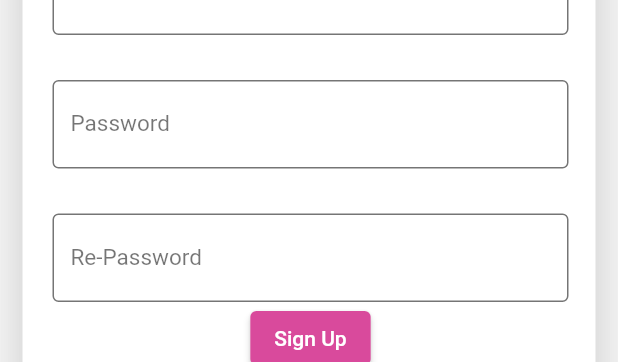
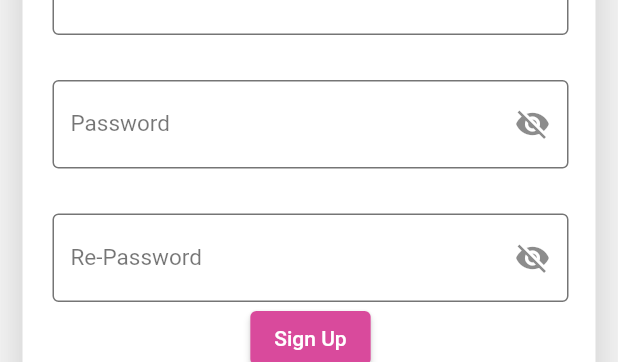
Before and after one commit to MohammadSB199804/CertiBanks_Mobile, a Flutter app: the SignUp widget shown alone on an empty page, opened directly, on a phone screen of 412 x 824 dp. Shown: the part 367-729 px from the top of the screen. Run offline on Flutter 3.47's test engine with Material 2 defaults, Android fonts, the phone set to English and light mode, and no system bars; Roboto replaces fonts that are missing (Arial).

Commit message:
added visibility for signUp password

```diff
--- a/lib/Sign_Up.dart
+++ b/lib/Sign_Up.dart
@@ -11,6 +11,7 @@ class SignUpState extends State<SignUp> {
   Color wi = Colors.white;
   Color bla = Colors.black54;
   Color buttonColor = Color.fromRGBO(217, 74, 156, 10);
+  bool _passVisible = true;
 
   final _signUpForm = GlobalKey<FormState>();
 
@@ -117,10 +118,20 @@ class SignUpState extends State<SignUp> {
                               enabledBorder: OutlineInputBorder(
                                 borderSide: BorderSide(color: bla, width: 1.0),
                               ),
+                              suffixIcon: IconButton(
+                                onPressed: (){
+                                  setState(() {
+                                    _passVisible = !_passVisible;
+                                  });
+                                },
+                                icon: Icon(
+                                  _passVisible ? Icons.visibility_off : Icons.visibility
+                                ),
+                              )
                             ),
                             keyboardType: TextInputType.visiblePassword,
                             style: TextStyle(color: bla),
-                            obscureText: true,
+                            obscureText: _passVisible,
                             // ignore: missing_return
                             validator: (value) {
                               if (value.trim().isEmpty) {
@@ -144,10 +155,20 @@ class SignUpState extends State<SignUp> {
                                       color: Colors.purple, width: 1.0),
                                 ),
                                 enabledBorder: OutlineInputBorder(
-                                borderSide: BorderSide(color: bla, width: 1.0),
+                                  borderSide:
+                                      BorderSide(color: bla, width: 1.0),
                                 ),
-                            ),
-                            obscureText: true,
+                                suffixIcon: IconButton(
+                                  onPressed: (){
+                                    setState(() {
+                                      _passVisible = !_passVisible;
+                                    });
+                                  },
+                                  icon: Icon(_passVisible
+                                      ? Icons.visibility_off
+                                      : Icons.visibility),
+                                )),
+                            obscureText: _passVisible,
                             style: TextStyle(color: bla),
                             validator: (value) {
                               if (value.isEmpty) {
```
Lines whose indentation alone changed are shown as unchanged.
